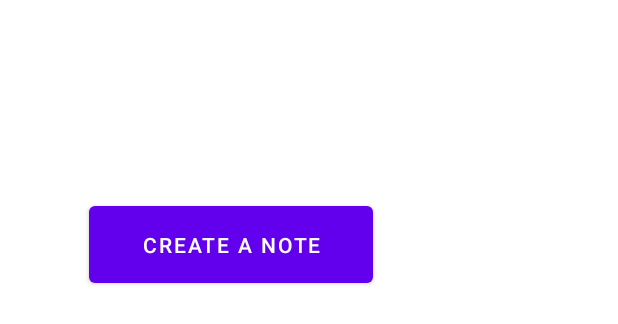
After one commit to eqrakhattak/MAD-projects, an Android app: the layout activity_add_note.xml on its own in the app's theme, with its tools: preview values and no code run, on a phone screen of 412 x 824 dp. The commit adds this screen. Shown: the top 324 px of the screen. Run offline under Robolectric (Android 15) with nearby library versions, the phone set to English and light mode, and no system bars.

Commit message:
Aymans edits

```diff
--- a/Intents/app/build.gradle
+++ b/Intents/app/build.gradle
@@ -40,6 +40,7 @@ dependencies {
     implementation 'androidx.appcompat:appcompat:1.4.0'
     implementation 'com.google.android.material:material:1.4.0'
     implementation 'androidx.constraintlayout:constraintlayout:2.1.2'
+    implementation 'com.google.android.gms:play-services-basement:17.6.0'
     testImplementation 'junit:junit:4.+'
     androidTestImplementation 'androidx.test.ext:junit:1.1.3'
     androidTestImplementation 'androidx.test.espresso:espresso-core:3.4.0'
--- a/Intents/app/src/main/AndroidManifest.xml
+++ b/Intents/app/src/main/AndroidManifest.xml
@@ -20,7 +20,9 @@
             android:exported="true">
             <intent-filter>
                 <action android:name="android.intent.action.MAIN" />
-
+                <action android:name="com.google.android.gms.actions.CREATE_NOTE" />
+                <category android:name="android.intent.category.DEFAULT" />
+                <data android:mimeType="*/*" />
                 <category android:name="android.intent.category.LAUNCHER" />
             </intent-filter>
         </activity>
--- /dev/null
+++ b/Intents/app/src/main/res/layout/activity_add_note.xml
@@ -0,0 +1,25 @@
+<?xml version="1.0" encoding="utf-8"?>
+<androidx.constraintlayout.widget.ConstraintLayout xmlns:android="http://schemas.android.com/apk/res/android"
+    xmlns:app="http://schemas.android.com/apk/res-auto"
+    xmlns:tools="http://schemas.android.com/tools"
+    android:layout_width="match_parent"
+    android:layout_height="match_parent"
+    tools:context=".AddNote">
+
+
+    <Button
+        android:id="@+id/note"
+        android:layout_width="189dp"
+        android:layout_height="63dp"
+        android:layout_marginStart="59dp"
+        android:layout_marginTop="131dp"
+        android:layout_marginEnd="258dp"
+        android:layout_marginBottom="552dp"
+        android:text="Create a note"
+        app:layout_constraintBottom_toBottomOf="parent"
+        app:layout_constraintEnd_toEndOf="parent"
+        app:layout_constraintHorizontal_bias="0.0"
+        app:layout_constraintStart_toStartOf="parent"
+        app:layout_constraintTop_toTopOf="parent"
+        app:layout_constraintVertical_bias="0.0" />
+</androidx.constraintlayout.widget.ConstraintLayout>
--- a/Intents/app/src/main/res/layout/activity_main.xml
+++ b/Intents/app/src/main/res/layout/activity_main.xml
@@ -35,10 +35,10 @@
         android:id="@+id/button3"
         android:layout_width="wrap_content"
         android:layout_height="wrap_content"
-        android:text="Intent 3"
+        android:text="Make a phone call"
         app:layout_constraintBottom_toBottomOf="@+id/button4"
         app:layout_constraintEnd_toEndOf="parent"
-        app:layout_constraintHorizontal_bias="1.0"
+        app:layout_constraintHorizontal_bias="0.5"
         app:layout_constraintStart_toEndOf="@+id/btnGglMap"
         app:layout_constraintTop_toTopOf="@+id/btnGglMap" />
 
@@ -46,7 +46,7 @@
         android:id="@+id/button4"
         android:layout_width="wrap_content"
         android:layout_height="wrap_content"
-        android:text="Intent 4"
+        android:text="Create a note"
         app:layout_constraintBottom_toBottomOf="@+id/button5"
         app:layout_constraintEnd_toEndOf="parent"
         app:layout_constraintEnd_toStartOf="@+id/button5"
```
Also changed, not shown: Intents/app/src/main/java/com/eqra/intents/AddNote.kt (added, +31 -0 lines), Intents/app/src/main/java/com/eqra/intents/MainActivity.kt (+10 -0 lines), Intents/app/src/main/java/com/eqra/intents/phonecall.kt (added, +26 -0 lines), Intents/app/src/main/res/layout/activity_phonecall.xml (added, +21 -0 lines).
